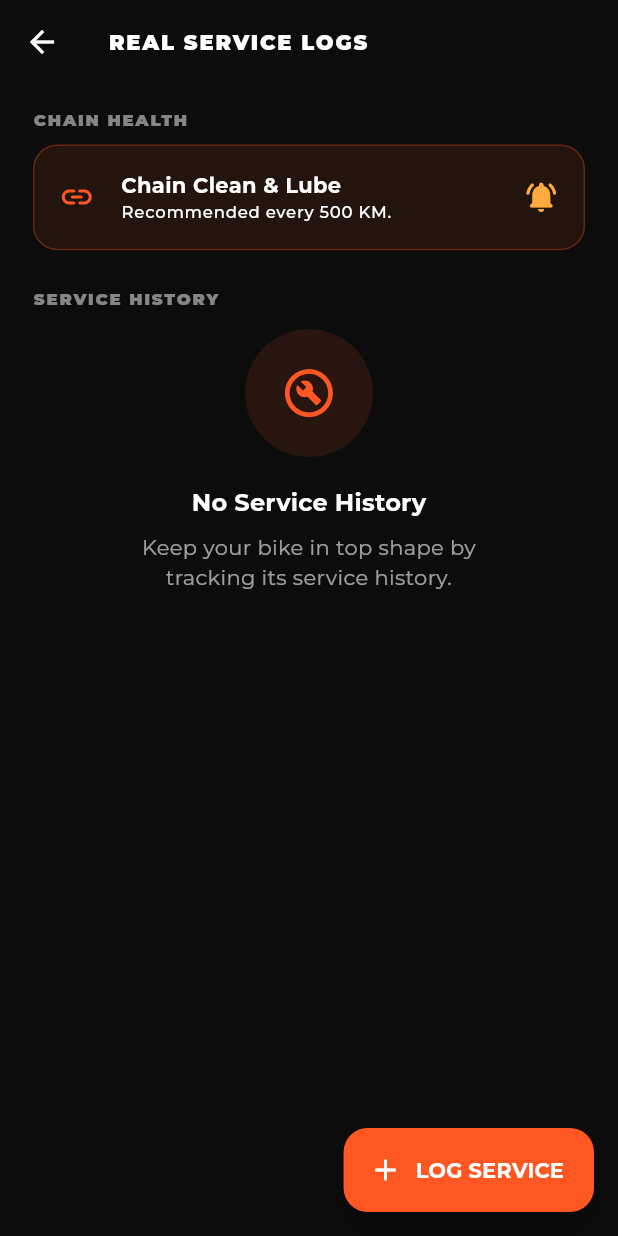
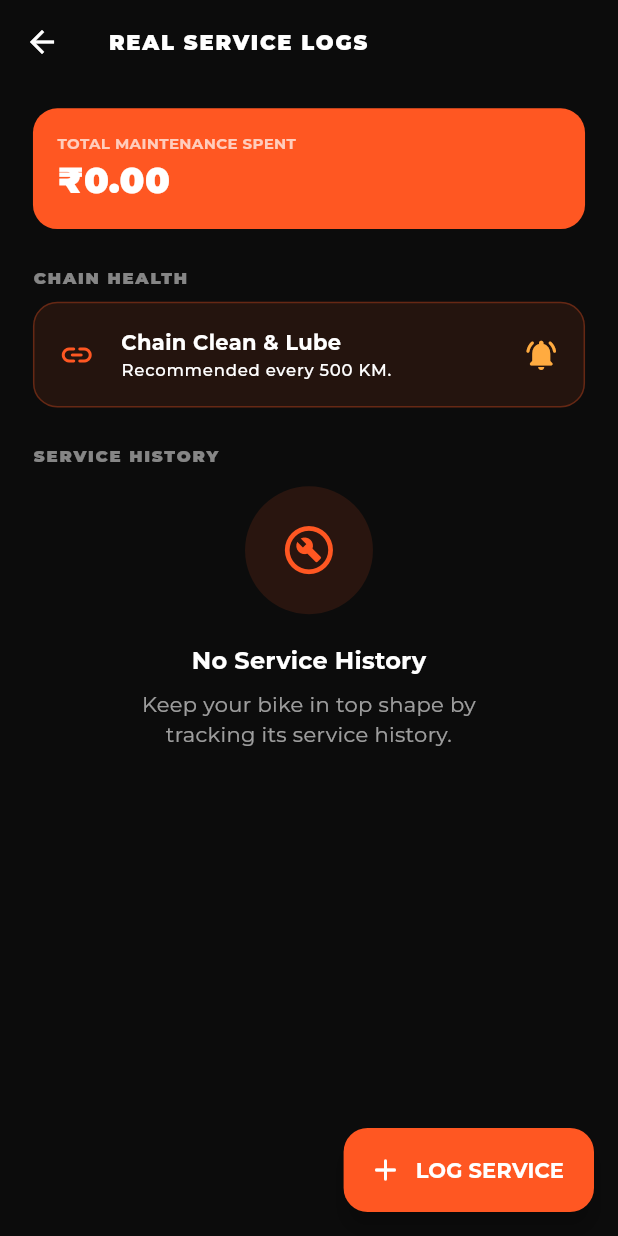
Before and after one commit to abhishekgupta2211/SyncUp, a Flutter app: the MaintenancePage screen opened directly, on a phone screen of 412 x 824 dp. Run offline on Flutter 3.47's test engine with Material 3 defaults, Android fonts, the phone set to English and light mode, and no system bars; our stand-ins replace cached_network_image, emoji_picker_flutter, firebase_core, firebase_messaging, flutter_animate, flutter_dotenv and 11 more; missing offline and left inert: record, zego_uikit, zego_uikit_prebuilt_call, zego_uikit_signaling_plugin; accounts and stored records are empty; network calls fail.

Commit message:
Feature 12: Implement visual Maintenance Cost summary in history

```diff
--- a/lib/features/profile/presentation/pages/maintenance_page.dart
+++ b/lib/features/profile/presentation/pages/maintenance_page.dart
@@ -108,9 +108,23 @@ class _MaintenancePageState extends State<MaintenancePage> {
               itemCount: _logs.length + 1,
               itemBuilder: (context, index) {
                 if (index == 0) {
+                  final totalCost = _logs.fold<double>(0, (sum, item) => sum + (item['cost'] as num).toDouble());
                   return Column(
                     crossAxisAlignment: CrossAxisAlignment.start,
                     children: [
+                      Container(
+                        width: double.infinity,
+                        padding: EdgeInsets.all(16.r),
+                        margin: EdgeInsets.only(bottom: 24.h),
+                        decoration: BoxDecoration(color: theme.colorScheme.primary, borderRadius: BorderRadius.circular(16.r)),
+                        child: Column(
+                          crossAxisAlignment: CrossAxisAlignment.start,
+                          children: [
+                            const Text('TOTAL MAINTENANCE SPENT', style: TextStyle(color: Colors.white70, fontSize: 10, fontWeight: FontWeight.bold)),
+                            Text('₹${totalCost.toStringAsFixed(2)}', style: const TextStyle(color: Colors.white, fontSize: 24, fontWeight: FontWeight.w900)),
+                          ],
+                        ),
+                      ),
                       if (_logs.any((l) => l['next_service_at'] != null)) ...[
                         _sectionTitle(theme, 'REMINDERS'),
                         SizedBox(height: 12.h),
```
